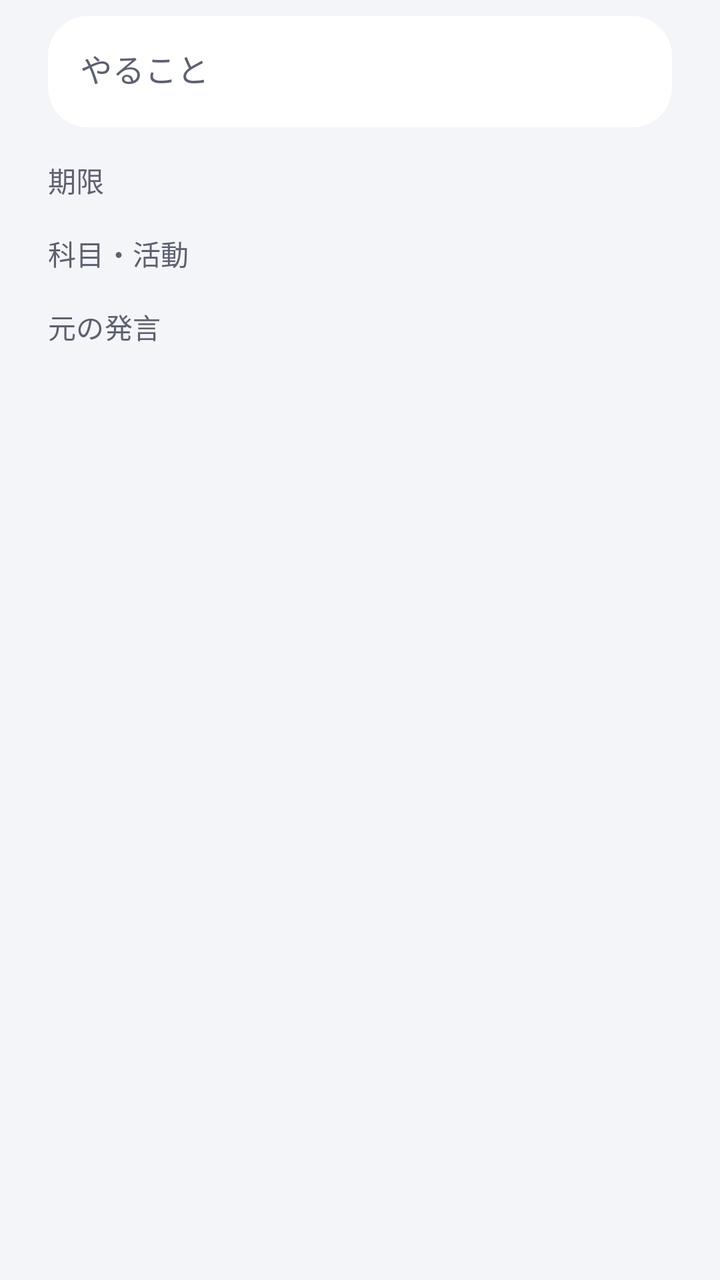
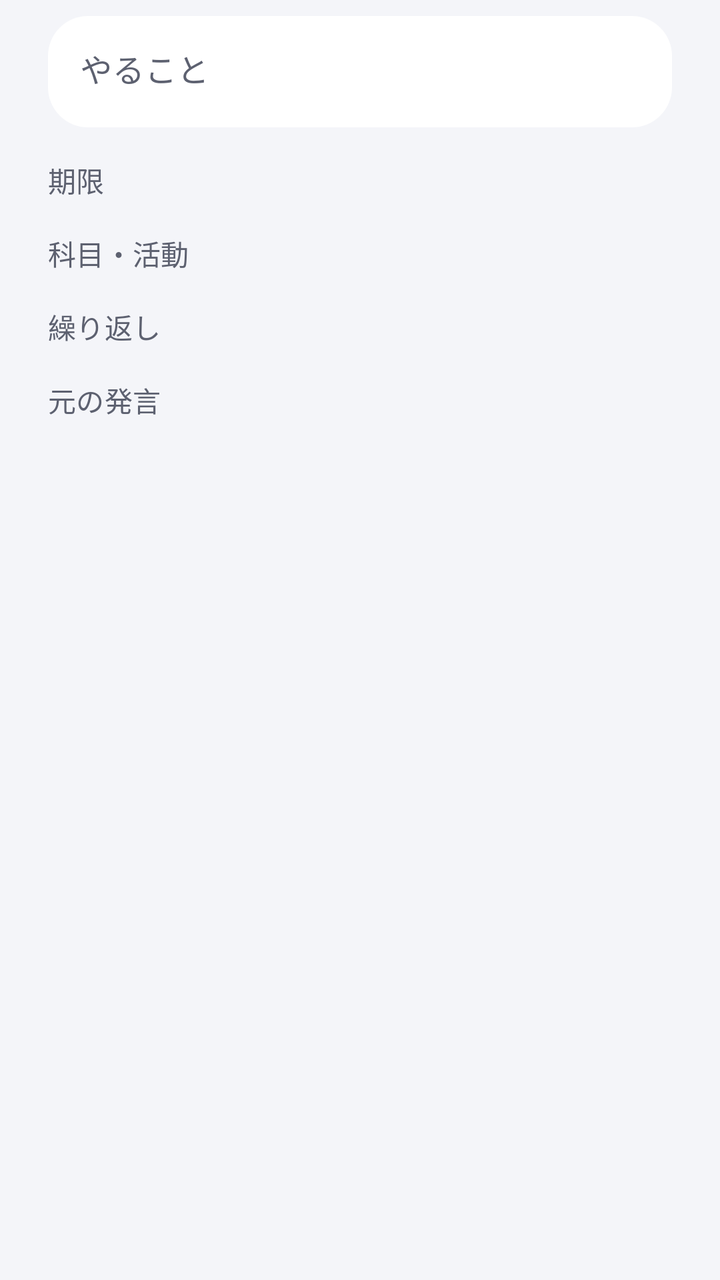

An Android layout rendered at two revisions. The XML below is the earlier revision; the diff shows what the commit changed to produce the second picture.
<!-- AndroidManifest.xml: application theme Theme.MimiMemo -->
<!-- res/layout/dialog_candidate.xml -->
<?xml version="1.0" encoding="utf-8"?>
<LinearLayout xmlns:android="http://schemas.android.com/apk/res/android"
    xmlns:app="http://schemas.android.com/apk/res-auto"
    android:layout_width="match_parent"
    android:layout_height="wrap_content"
    android:orientation="vertical"
    android:paddingHorizontal="24dp"
    android:paddingTop="8dp">

        <com.google.android.material.textfield.TextInputLayout
            android:id="@+id/layoutTitle"
            style="@style/Widget.Material3.TextInputLayout.FilledBox"
            android:layout_width="match_parent"
            android:layout_height="wrap_content"
            android:hint="@string/label_title"
            app:boxBackgroundColor="@color/card"
            app:boxCornerRadiusBottomEnd="20dp"
            app:boxCornerRadiusBottomStart="20dp"
            app:boxCornerRadiusTopEnd="20dp"
            app:boxCornerRadiusTopStart="20dp"
            app:boxStrokeWidth="0dp"
            app:boxStrokeWidthFocused="0dp">

            <com.google.android.material.textfield.TextInputEditText
                android:id="@+id/editTitle"
                android:layout_width="match_parent"
                android:layout_height="wrap_content"
                android:inputType="text"
                android:textAppearance="?attr/textAppearanceTitleMedium" />
        </com.google.android.material.textfield.TextInputLayout>

    <TextView
        style="@style/MimiMemo.SectionTitle"
        android:layout_width="wrap_content"
        android:layout_height="wrap_content"
        android:layout_marginTop="16dp"
        android:text="@string/label_due" />

    <com.google.android.material.chip.ChipGroup
        android:id="@+id/chipsDue"
        android:layout_width="match_parent"
        android:layout_height="wrap_content"
        android:layout_marginTop="4dp" />

    <TextView
        style="@style/MimiMemo.SectionTitle"
        android:layout_width="wrap_content"
        android:layout_height="wrap_content"
        android:layout_marginTop="12dp"
        android:text="@string/label_tag" />

    <com.google.android.material.chip.ChipGroup
        android:id="@+id/chipsTag"
        android:layout_width="match_parent"
        android:layout_height="wrap_content"
        android:layout_marginTop="4dp" />

    <TextView
        style="@style/MimiMemo.SectionTitle"
        android:layout_width="wrap_content"
        android:layout_height="wrap_content"
        android:layout_marginTop="12dp"
        android:text="@string/label_source" />

    <TextView
        android:id="@+id/textSource"
        android:layout_width="match_parent"
        android:layout_height="wrap_content"
        android:layout_marginTop="2dp"
        android:textAppearance="?attr/textAppearanceBodyMedium"
        android:textColor="?attr/colorOnSurfaceVariant" />
</LinearLayout>
<!-- resources referenced by this layout -->
<resources>
  <color name="card">#FFFFFF</color>
  <string name="label_due">期限</string>
  <string name="label_source">元の発言</string>
  <string name="label_tag">科目・活動</string>
  <string name="label_title">やること</string>
  <style name="MimiMemo.SectionTitle" parent="">
          <item name="android:textAppearance">?attr/textAppearanceTitleSmall</item>
          <item name="android:textColor">?attr/colorOnSurfaceVariant</item>
      </style>
  <style name="Theme.MimiMemo" parent="Theme.Material3.DayNight">
          <item name="colorPrimary">@color/primary</item>
          <item name="colorOnPrimary">@color/on_primary</item>
          <item name="colorPrimaryContainer">@color/primary_container</item>
          <item name="colorOnPrimaryContainer">@color/on_primary_container</item>
          <item name="colorSecondaryContainer">@color/primary_container</item>
          <item name="colorOnSecondaryContainer">@color/on_primary_container</item>
          <item name="android:colorBackground">@color/background</item>
          <item name="colorSurface">@color/background</item>
          <item name="colorOnSurface">@color/on_surface</item>
          <item name="colorOnSurfaceVariant">@color/on_surface_variant</item>
          <item name="colorSurfaceContainer">@color/surface_container</item>
          <item name="colorSurfaceContainerLowest">@color/card</item>
          <item name="colorOutline">@color/outline</item>
          <item name="colorOutlineVariant">@color/card_stroke</item>
          <item name="actionBarStyle">@style/MimiMemo.ActionBar</item>
          <item name="actionBarTheme">@style/MimiMemo.ActionBarTheme</item>
          <item name="android:statusBarColor">@color/background</item>
          <item name="android:navigationBarColor">@color/background</item>
          <item name="android:windowLightStatusBar">@bool/light_system_bars</item>
          <item name="android:windowLightNavigationBar" tools:targetApi="27">@bool/light_system_bars</item>
          <item name="android:windowOptOutEdgeToEdgeEnforcement" tools:targetApi="35">true</item>
          <item name="materialAlertDialogTheme">@style/MimiMemo.Dialog</item>
      </style>
  <color name="primary">#3F4FD8</color>
  <color name="on_primary">#FFFFFF</color>
  <color name="primary_container">#E3E6FF</color>
  <color name="on_primary_container">#151E6B</color>
  <color name="background">#F4F5F9</color>
  <color name="on_surface">#1A1C24</color>
  <color name="on_surface_variant">#5D6170</color>
  <color name="surface_container">#ECEEF4</color>
  <color name="outline">#C9CCD6</color>
  <color name="card_stroke">#E6E8EF</color>
  <style name="MimiMemo.ActionBar" parent="Widget.Material3.ActionBar.Solid">
          <item name="background">@color/background</item>
          <item name="elevation">0dp</item>
          <item name="titleTextStyle">@style/MimiMemo.ActionBar.Title</item>
      </style>
  <style name="MimiMemo.ActionBarTheme" parent="ThemeOverlay.Material3.ActionBar">
          <item name="colorControlNormal">@color/on_surface</item>
          
          <item name="colorSurfaceContainer">@color/card</item>
      </style>
  <style name="MimiMemo.Dialog" parent="ThemeOverlay.Material3.MaterialAlertDialog">
          <item name="colorSurfaceContainerHigh">@color/card</item>
          <item name="shapeAppearanceCornerExtraLarge">@style/MimiMemo.Corner28</item>
      </style>
  <style name="MimiMemo.ActionBar.Title" parent="TextAppearance.Material3.TitleLarge">
          <item name="android:textColor">@color/on_surface</item>
          <item name="android:textStyle">bold</item>
      </style>
  <style name="MimiMemo.Corner28" parent="">
          <item name="cornerFamily">rounded</item>
          <item name="cornerSize">28dp</item>
      </style>
</resources>

<!-- the commit's change to res/layout/dialog_candidate.xml (unified diff, before → after) -->
@@ -1,6 +1,10 @@
 <?xml version="1.0" encoding="utf-8"?>
-<LinearLayout xmlns:android="http://schemas.android.com/apk/res/android"
+<ScrollView xmlns:android="http://schemas.android.com/apk/res/android"
     xmlns:app="http://schemas.android.com/apk/res-auto"
+    android:layout_width="match_parent"
+    android:layout_height="wrap_content">
+
+<LinearLayout
     android:layout_width="match_parent"
     android:layout_height="wrap_content"
     android:orientation="vertical"
@@ -60,6 +64,20 @@
         android:layout_width="wrap_content"
         android:layout_height="wrap_content"
         android:layout_marginTop="12dp"
+        android:text="@string/label_repeat" />
+
+    
+    <com.google.android.material.chip.ChipGroup
+        android:id="@+id/chipsRepeat"
+        android:layout_width="match_parent"
+        android:layout_height="wrap_content"
+        android:layout_marginTop="4dp" />
+
+    <TextView
+        style="@style/MimiMemo.SectionTitle"
+        android:layout_width="wrap_content"
+        android:layout_height="wrap_content"
+        android:layout_marginTop="12dp"
         android:text="@string/label_source" />
 
     <TextView
@@ -70,3 +88,4 @@
         android:textAppearance="?attr/textAppearanceBodyMedium"
         android:textColor="?attr/colorOnSurfaceVariant" />
 </LinearLayout>
+</ScrollView>
<!-- resource entries referenced after the edit -->
@@ -2,6 +2,7 @@
 <resources>
   <color name="card">#FFFFFF</color>
   <string name="label_due">期限</string>
+  <string name="label_repeat">繰り返し</string>
   <string name="label_source">元の発言</string>
   <string name="label_tag">科目・活動</string>
   <string name="label_title">やること</string>
